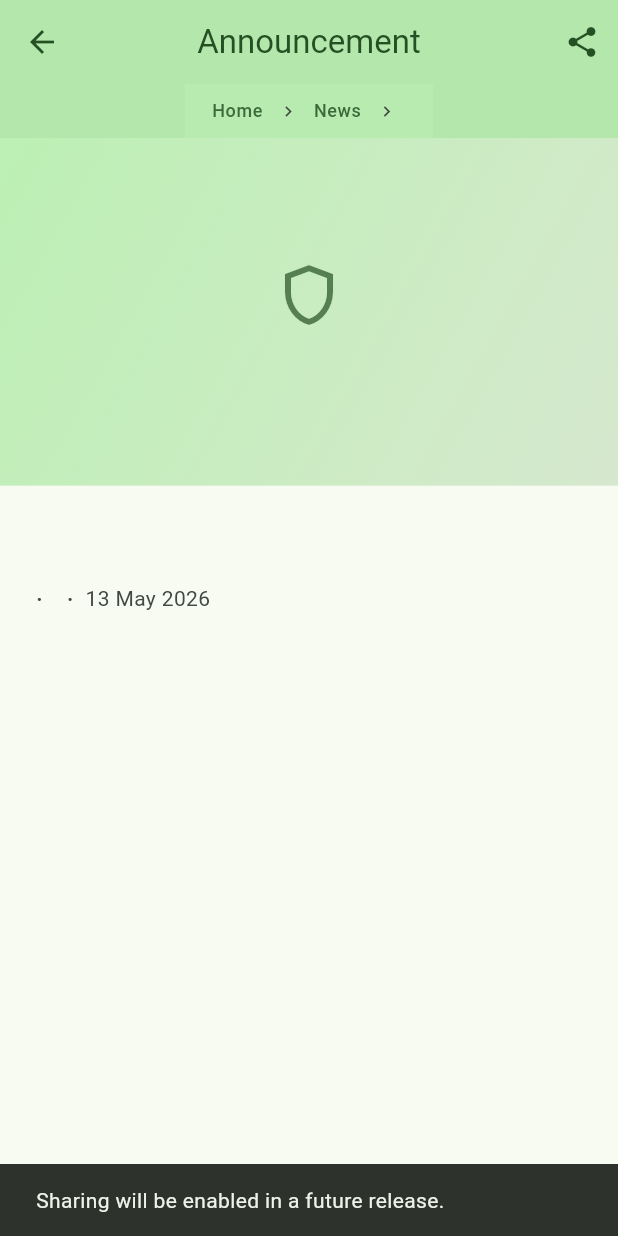
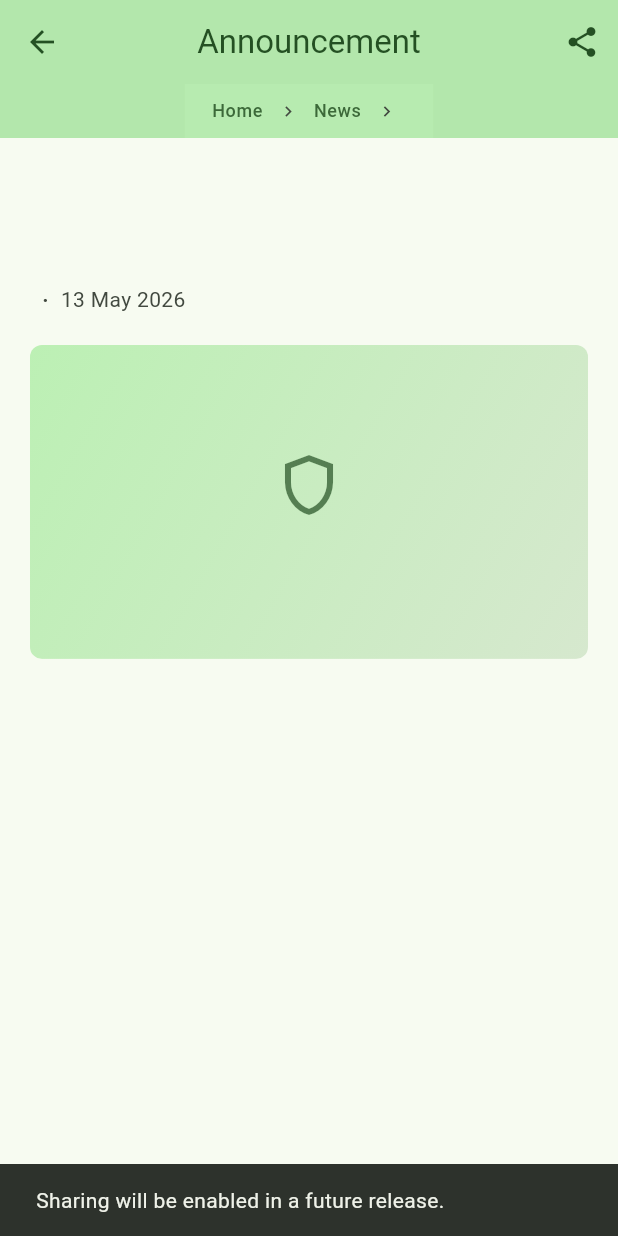
Before and after one commit to kopi111/Document-Hub-Flutter-, a Flutter app: the NewsDetailScreen screen opened directly with empty values, after a tap on the "share" icon, on a phone screen of 412 x 824 dp. Run offline on Flutter 3.47's test engine with Material 3 defaults, Android fonts, the phone set to English and light mode, and no system bars; our stand-ins replace connectivity_plus, flutter_markdown, flutter_tts, package_info_plus, shared_preferences; missing offline and left inert: syncfusion_flutter_pdf, syncfusion_flutter_pdfviewer; accounts and stored records are empty.

Commit message:
Redesign news section in newspaper-style: compact rows, yellow pull quotes
Brings the news feed and article detail in line with the reference
design the user pointed at: a text-first list with small thumbnails on
the right, red category labels above each title, and a clean
newspaper-style detail page where the headline sits above the hero
image with body copy below.

- News card: rebuilt as a horizontal row (title, byline, relative
  date on the left; 88x88 rounded thumbnail on the right). Removed
  the Material Card chrome; the feed now uses a hairline Divider
  between items.
- News feed: adds a TODAY section header above the list (weekday +
  date) and switches to ListView.separated with thin dividers.
- News detail: category label, headline, then hero image, then the
  long-form body. Markdown blockquotes now render as yellow
  highlight blocks (#FFF59D) with rounded corners, matching the
  pull-quote style in the reference. Removed italic + left-border
  blockquote styling.
- New shared NewsCategoryLabel widget so the red caps label stays
  consistent across the feed and detail screens.

Co-Authored-By: Claude Opus 4.7 (1M context) <noreply@anthropic.com>

```diff
--- a/lib/screens/news/news_detail_screen.dart
+++ b/lib/screens/news/news_detail_screen.dart
@@ -4,6 +4,7 @@ import 'package:flutter_markdown/flutter_markdown.dart';
 import '../../models/news/news_article.dart';
 import '../../models/news/news_priority.dart';
 import '../../widgets/breadcrumb_trail.dart';
+import '../../widgets/news/news_category_label.dart';
 import '../../widgets/news/news_date_label.dart';
 import '../../widgets/news/news_hero_image.dart';
 import '../../widgets/news/news_priority_badge.dart';
@@ -15,10 +16,12 @@ class NewsDetailScreen extends StatelessWidget {
 
   static const double _heroAspectRatio = 16 / 9;
   static const int _breadcrumbTitleMaxLength = 28;
+  static const Color _highlightYellow = Color(0xFFFFF59D);
 
   @override
   Widget build(BuildContext context) {
     final scheme = Theme.of(context).colorScheme;
+    final textTheme = Theme.of(context).textTheme;
     return Scaffold(
       appBar: AppBar(
         title: const Text('Announcement'),
@@ -36,18 +39,52 @@ class NewsDetailScreen extends StatelessWidget {
       body: ListView(
         padding: EdgeInsets.zero,
         children: [
-          _HeroSection(article: article, aspectRatio: _heroAspectRatio),
           Padding(
-            padding: const EdgeInsets.fromLTRB(16, 20, 16, 32),
+            padding: const EdgeInsets.fromLTRB(20, 24, 20, 0),
             child: Column(
               crossAxisAlignment: CrossAxisAlignment.start,
               children: [
-                _TitleAndPriority(article: article),
+                Row(
+                  children: [
+                    NewsCategoryLabel(category: article.category),
+                    if (article.priority.isFlagged) ...[
+                      const SizedBox(width: 10),
+                      NewsPriorityBadge(priority: article.priority),
+                    ],
+                  ],
+                ),
+                const SizedBox(height: 12),
+                Text(
+                  article.title,
+                  style: textTheme.headlineMedium?.copyWith(
+                    fontWeight: FontWeight.w800,
+                    height: 1.2,
+                  ),
+                ),
                 const SizedBox(height: 12),
                 _AuthorRow(article: article),
                 const SizedBox(height: 20),
-                _BodyMarkdown(body: article.body),
               ],
+            ),
+          ),
+          Padding(
+            padding: const EdgeInsets.symmetric(horizontal: 20),
+            child: ClipRRect(
+              borderRadius: BorderRadius.circular(8),
+              child: AspectRatio(
+                aspectRatio: _heroAspectRatio,
+                child: NewsHeroImage(
+                  imageUrl: article.imageUrl,
+                  category: article.category,
+                ),
+              ),
+            ),
+          ),
+          Padding(
+            padding: const EdgeInsets.fromLTRB(20, 20, 20, 32),
+            child: _BodyMarkdown(
+              body: article.body,
+              highlightColor: _highlightYellow,
             ),
           ),
         ],
@@ -86,51 +123,6 @@ class NewsDetailScreen extends StatelessWidget {
   }
 }
 
-class _HeroSection extends StatelessWidget {
-  const _HeroSection({required this.article, required this.aspectRatio});
-
-  final NewsArticle article;
-  final double aspectRatio;
-
-  @override
-  Widget build(BuildContext context) {
-    return AspectRatio(
-      aspectRatio: aspectRatio,
-      child: NewsHeroImage(
-        imageUrl: article.imageUrl,
-        category: article.category,
-      ),
-    );
-  }
-}
-
-class _TitleAndPriority extends StatelessWidget {
-  const _TitleAndPriority({required this.article});
-
-  final NewsArticle article;
-
-  @override
-  Widget build(BuildContext context) {
-    final textTheme = Theme.of(context).textTheme;
-    return Column(
-      crossAxisAlignment: CrossAxisAlignment.start,
-      children: [
-        if (article.priority.isFlagged) ...[
-          NewsPriorityBadge(priority: article.priority),
-          const SizedBox(height: 10),
-        ],
-        Text(
-          article.title,
-          style: textTheme.headlineMedium?.copyWith(
-            fontWeight: FontWeight.w800,
-            height: 1.2,
-          ),
-        ),
-      ],
-    );
-  }
-}
-
 class _AuthorRow extends StatelessWidget {
   const _AuthorRow({required this.article});
 
@@ -150,13 +142,6 @@ class _AuthorRow extends StatelessWidget {
           style: textTheme.bodyMedium?.copyWith(
             fontWeight: FontWeight.w600,
             color: scheme.onSurface,
-          ),
-        ),
-        _Dot(),
-        Text(
-          article.category,
-          style: textTheme.bodyMedium?.copyWith(
-            color: scheme.primary,
           ),
         ),
         _Dot(),
@@ -186,38 +171,34 @@ class _Dot extends StatelessWidget {
 }
 
 class _BodyMarkdown extends StatelessWidget {
-  const _BodyMarkdown({required this.body});
+  const _BodyMarkdown({required this.body, required this.highlightColor});
 
   final String body;
+  final Color highlightColor;
 
   @override
   Widget build(BuildContext context) {
     final textTheme = Theme.of(context).textTheme;
-    final scheme = Theme.of(context).colorScheme;
     return MarkdownBody(
       data: body,
       selectable: true,
       styleSheet: MarkdownStyleSheet.fromTheme(Theme.of(context)).copyWith(
-        p: textTheme.bodyLarge?.copyWith(height: 1.5),
+        p: textTheme.bodyLarge?.copyWith(height: 1.55, fontSize: 16),
         h1: textTheme.headlineSmall?.copyWith(fontWeight: FontWeight.w800),
         h2: textTheme.titleLarge?.copyWith(fontWeight: FontWeight.w700),
         h3: textTheme.titleMedium?.copyWith(fontWeight: FontWeight.w700),
         blockquote: textTheme.bodyLarge?.copyWith(
-          fontStyle: FontStyle.italic,
-          color: scheme.onSurfaceVariant,
+          color: Colors.black87,
+          fontWeight: FontWeight.w500,
+          height: 1.45,
+          fontStyle: FontStyle.normal,
         ),
         blockquoteDecoration: BoxDecoration(
-          color: scheme.surfaceContainerHighest,
-          border: Border(
-            left: BorderSide(color: scheme.primary, width: 3),
-          ),
+          color: highlightColor,
+          borderRadius: BorderRadius.circular(4),
         ),
-        blockquotePadding: const EdgeInsets.fromLTRB(12, 8, 12, 8),
-        code: TextStyle(
-          backgroundColor: scheme.surfaceContainerHighest,
-          fontFamily: 'monospace',
-        ),
-        listBullet: textTheme.bodyLarge,
+        blockquotePadding: const EdgeInsets.fromLTRB(14, 12, 14, 12),
+        listBullet: textTheme.bodyLarge?.copyWith(height: 1.55),
       ),
     );
   }
--- /dev/null
+++ b/lib/widgets/news/news_category_label.dart
@@ -0,0 +1,22 @@
+import 'package:flutter/material.dart';
+
+class NewsCategoryLabel extends StatelessWidget {
+  const NewsCategoryLabel({super.key, required this.category});
+
+  final String category;
+
+  static const Color _labelColor = Color(0xFFC62828);
+
+  @override
+  Widget build(BuildContext context) {
+    return Text(
+      category.toUpperCase(),
+      style: const TextStyle(
+        color: _labelColor,
+        fontSize: 11,
+        fontWeight: FontWeight.w700,
+        letterSpacing: 1.4,
+      ),
+    );
+  }
+}
```
Also changed, not shown: lib/screens/news/news_feed_screen.dart (+71 -9 lines), lib/widgets/news/news_card.dart (+71 -75 lines).
